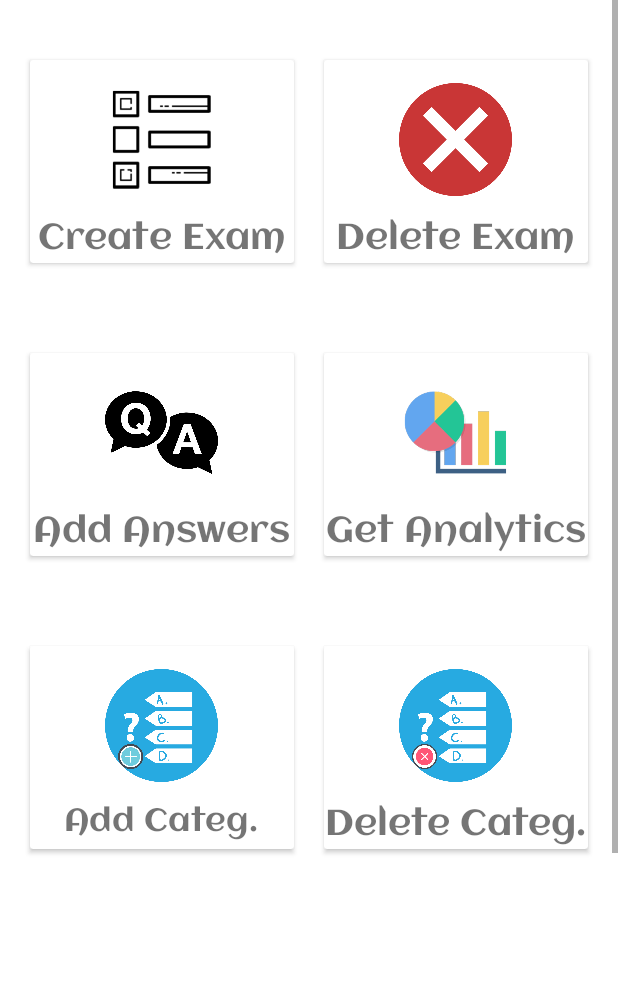
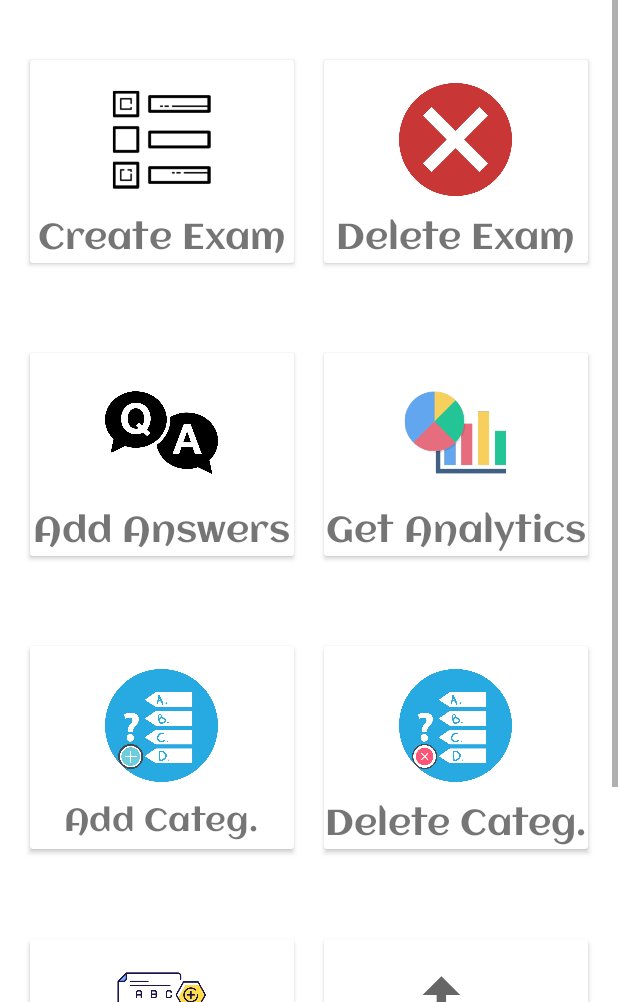
Before and after one commit to AhmedMohamedSamir1/GradingBubbleSheet, an Android app: the layout fragment_fragment1_home.xml on its own in the app's theme, with its tools: preview values and no code run, on a phone screen of 412 x 824 dp, the part 234-1236 px from its top. Run offline under Robolectric (Android 15) with nearby library versions, the phone set to English and light mode, and no system bars.

```diff
--- a/app/src/main/res/layout/fragment_fragment1_home.xml
+++ b/app/src/main/res/layout/fragment_fragment1_home.xml
@@ -14,6 +14,7 @@
         <androidx.constraintlayout.widget.ConstraintLayout
             android:layout_width="match_parent"
             android:layout_height="match_parent"
+            android:paddingBottom="60sp"
             android:background="#FFFFFF">
 
             <TextView
@@ -341,7 +342,8 @@
                             android:layout_marginTop="10dp"
                             android:text="Get Grades"
                             android:textSize="24sp"
-                            app:fontFamily="@font/aclonica" />
+                            app:fontFamily="@font/aclonica"
+                           />
 
                         <ImageView
                             android:id="@+id/btnExport"
@@ -350,16 +352,16 @@
                             android:layout_centerHorizontal="true"
                             android:layout_marginTop="15dp"
                             app:srcCompat="@drawable/ic_baseline_import_export_24" />
+
                     </RelativeLayout>
+
                 </androidx.cardview.widget.CardView>
 
 
-                <TextView
-                    android:layout_width="match_parent"
-                    android:layout_height="wrap_content"
-                   />
+
             </LinearLayout>
         </androidx.constraintlayout.widget.ConstraintLayout>
     </ScrollView>
 
+
 </FrameLayout>
```
